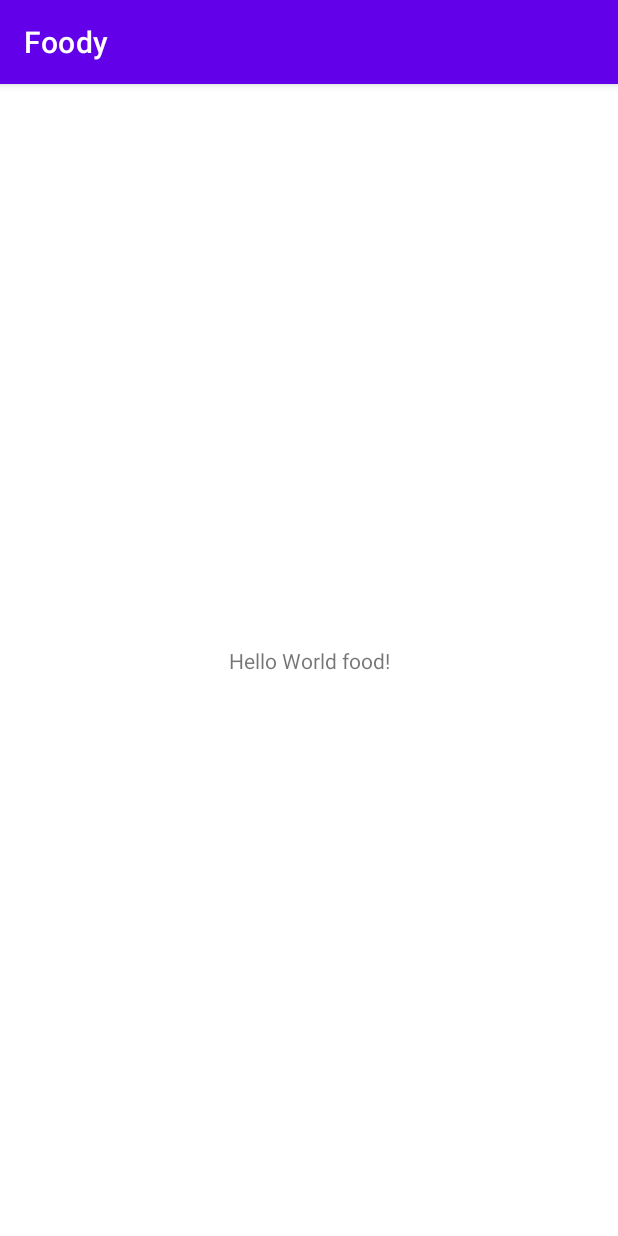
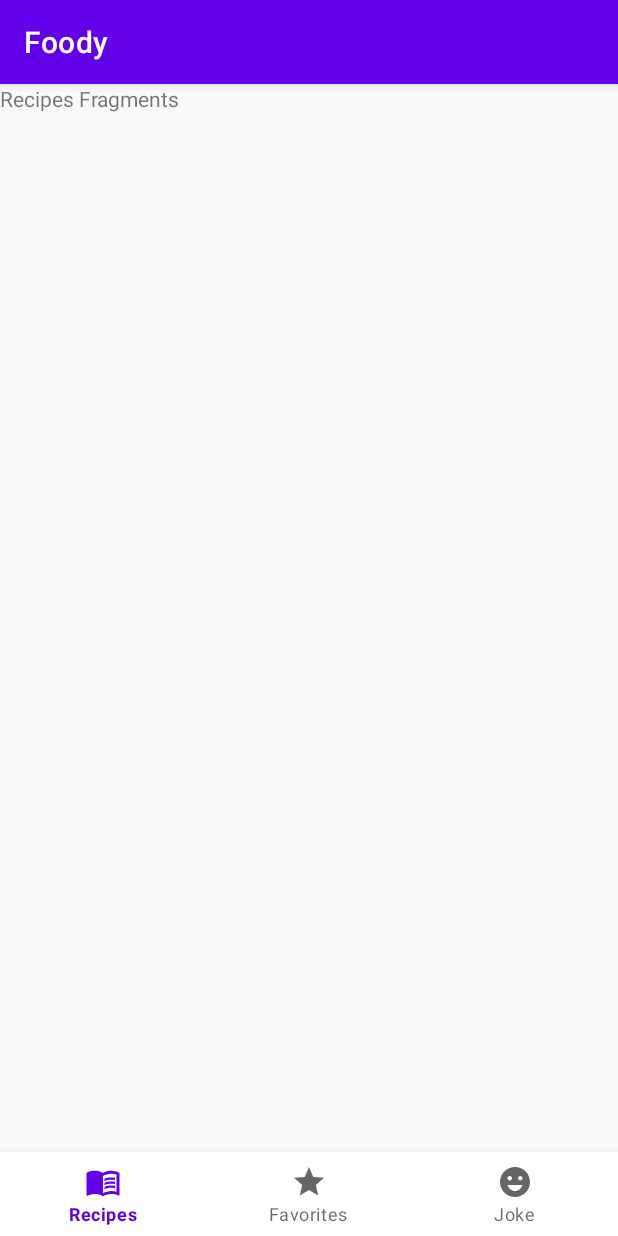
Before and after one commit to MaikolSoro/Foody, an Android app: the screen it shows after launch (MainActivity), on a phone screen of 412 x 824 dp. Run offline under Robolectric (Android 15) with nearby library versions, the phone set to English and light mode, and no system bars.

Commit message:
Navigation Component Setup

```diff
--- a/app/build.gradle
+++ b/app/build.gradle
@@ -43,6 +43,7 @@ dependencies {
     implementation 'androidx.core:core-ktx:1.3.2'
     implementation 'androidx.appcompat:appcompat:1.2.0'
     implementation 'androidx.constraintlayout:constraintlayout:2.0.2'
+    implementation 'androidx.legacy:legacy-support-v4:1.0.0'
     testImplementation 'junit:junit:4.13'
     androidTestImplementation 'androidx.test.ext:junit:1.1.2'
     androidTestImplementation 'androidx.test.espresso:espresso-core:3.3.0'
--- /dev/null
+++ b/app/src/main/java/com/michael/foody/FavoriteRecipesFragment.kt
@@ -0,0 +1,21 @@
+package com.michael.foody
+
+import android.os.Bundle
+import androidx.fragment.app.Fragment
+import android.view.LayoutInflater
+import android.view.View
+import android.view.ViewGroup
+
+
+class FavoriteRecipesFragment : Fragment() {
+
+
+    override fun onCreateView(
+        inflater: LayoutInflater, container: ViewGroup?,
+        savedInstanceState: Bundle?
+    ): View? {
+        // Inflate the layout for this fragment
+        return inflater.inflate(R.layout.fragment_favorite_recipes, container, false)
+    }
+
+}
--- /dev/null
+++ b/app/src/main/java/com/michael/foody/FoodJokeFragment.kt
@@ -0,0 +1,22 @@
+package com.michael.foody
+
+import android.os.Bundle
+import androidx.fragment.app.Fragment
+import android.view.LayoutInflater
+import android.view.View
+import android.view.ViewGroup
+
+
+
+class FoodJokeFragment : Fragment() {
+
+
+    override fun onCreateView(
+        inflater: LayoutInflater, container: ViewGroup?,
+        savedInstanceState: Bundle?
+    ): View? {
+        // Inflate the layout for this fragment
+        return inflater.inflate(R.layout.fragment_food_joke, container, false)
+    }
+
+}
--- a/app/src/main/java/com/michael/foody/MainActivity.kt
+++ b/app/src/main/java/com/michael/foody/MainActivity.kt
@@ -7,5 +7,6 @@ class MainActivity : AppCompatActivity() {
     override fun onCreate(savedInstanceState: Bundle?) {
         super.onCreate(savedInstanceState)
         setContentView(R.layout.activity_main)
+
     }
 }
--- /dev/null
+++ b/app/src/main/java/com/michael/foody/RecipesFragment.kt
@@ -0,0 +1,21 @@
+package com.michael.foody
+
+import android.os.Bundle
+import androidx.fragment.app.Fragment
+import android.view.LayoutInflater
+import android.view.View
+import android.view.ViewGroup
+
+
+
+class RecipesFragment : Fragment() {
+
+    override fun onCreateView(
+        inflater: LayoutInflater, container: ViewGroup?,
+        savedInstanceState: Bundle?
+    ): View? {
+        // Inflate the layout for this fragment
+        return inflater.inflate(R.layout.fragment_recipes, container, false)
+    }
+
+}
--- /dev/null
+++ b/app/src/main/res/drawable/ic_food_joke.xml
@@ -0,0 +1,10 @@
+<vector xmlns:android="http://schemas.android.com/apk/res/android"
+    android:width="24dp"
+    android:height="24dp"
+    android:viewportWidth="24"
+    android:viewportHeight="24"
+    android:tint="?attr/colorControlNormal">
+  <path
+      android:fillColor="@android:color/white"
+      android:pathData="M11.99,2C6.47,2 2,6.48 2,12c0,5.52 4.47,10 9.99,10C17.52,22 22,17.52 22,12C22,6.48 17.52,2 11.99,2zM8.5,8C9.33,8 10,8.67 10,9.5S9.33,11 8.5,11S7,10.33 7,9.5S7.67,8 8.5,8zM12,18c-2.28,0 -4.22,-1.66 -5,-4h10C16.22,16.34 14.28,18 12,18zM15.5,11c-0.83,0 -1.5,-0.67 -1.5,-1.5S14.67,8 15.5,8S17,8.67 17,9.5S16.33,11 15.5,11z"/>
+</vector>
--- /dev/null
+++ b/app/src/main/res/drawable/ic_menu_book.xml
@@ -0,0 +1,19 @@
+<vector xmlns:android="http://schemas.android.com/apk/res/android"
+    android:width="24dp"
+    android:height="24dp"
+    android:viewportWidth="24"
+    android:viewportHeight="24"
+    android:tint="?attr/colorControlNormal">
+  <path
+      android:fillColor="@android:color/white"
+      android:pathData="M21,5c-1.11,-0.35 -2.33,-0.5 -3.5,-0.5c-1.95,0 -4.05,0.4 -5.5,1.5c-1.45,-1.1 -3.55,-1.5 -5.5,-1.5S2.45,4.9 1,6v14.65c0,0.25 0.25,0.5 0.5,0.5c0.1,0 0.15,-0.05 0.25,-0.05C3.1,20.45 5.05,20 6.5,20c1.95,0 4.05,0.4 5.5,1.5c1.35,-0.85 3.8,-1.5 5.5,-1.5c1.65,0 3.35,0.3 4.75,1.05c0.1,0.05 0.15,0.05 0.25,0.05c0.25,0 0.5,-0.25 0.5,-0.5V6C22.4,5.55 21.75,5.25 21,5zM21,18.5c-1.1,-0.35 -2.3,-0.5 -3.5,-0.5c-1.7,0 -4.15,0.65 -5.5,1.5V8c1.35,-0.85 3.8,-1.5 5.5,-1.5c1.2,0 2.4,0.15 3.5,0.5V18.5z"/>
+  <path
+      android:fillColor="@android:color/white"
+      android:pathData="M17.5,10.5c0.88,0 1.73,0.09 2.5,0.26V9.24C19.21,9.09 18.36,9 17.5,9c-1.7,0 -3.24,0.29 -4.5,0.83v1.66C14.13,10.85 15.7,10.5 17.5,10.5z"/>
+  <path
+      android:fillColor="@android:color/white"
+      android:pathData="M13,12.49v1.66c1.13,-0.64 2.7,-0.99 4.5,-0.99c0.88,0 1.73,0.09 2.5,0.26V11.9c-0.79,-0.15 -1.64,-0.24 -2.5,-0.24C15.8,11.66 14.26,11.96 13,12.49z"/>
+  <path
+      android:fillColor="@android:color/white"
+      android:pathData="M17.5,14.33c-1.7,0 -3.24,0.29 -4.5,0.83v1.66c1.13,-0.64 2.7,-0.99 4.5,-0.99c0.88,0 1.73,0.09 2.5,0.26v-1.52C19.21,14.41 18.36,14.33 17.5,14.33z"/>
+</vector>
--- /dev/null
+++ b/app/src/main/res/drawable/ic_star.xml
@@ -0,0 +1,10 @@
+<vector xmlns:android="http://schemas.android.com/apk/res/android"
+    android:width="24dp"
+    android:height="24dp"
+    android:viewportWidth="24"
+    android:viewportHeight="24"
+    android:tint="?attr/colorControlNormal">
+  <path
+      android:fillColor="@android:color/white"
+      android:pathData="M12,17.27L18.18,21l-1.64,-7.03L22,9.24l-7.19,-0.61L12,2 9.19,8.63 2,9.24l5.46,4.73L5.82,21z"/>
+</vector>
--- a/app/src/main/res/layout/activity_main.xml
+++ b/app/src/main/res/layout/activity_main.xml
@@ -4,15 +4,29 @@
     xmlns:tools="http://schemas.android.com/tools"
     android:layout_width="match_parent"
     android:layout_height="match_parent"
+    android:background="@color/lightGray"
     tools:context=".MainActivity">
 
-    <TextView
-        android:layout_width="wrap_content"
+    <fragment
+        android:id="@+id/navHostFragment"
+        android:name="androidx.navigation.fragment.NavHostFragment"
+        android:layout_width="0dp"
+        android:layout_height="0dp"
+        app:defaultNavHost="true"
+        app:layout_constraintBottom_toTopOf="@+id/bottomNavigationView"
+        app:layout_constraintEnd_toEndOf="parent"
+        app:layout_constraintStart_toStartOf="parent"
+        app:layout_constraintTop_toTopOf="parent"
+        app:navGraph="@navigation/my_nav" />
+
+    <com.google.android.material.bottomnavigation.BottomNavigationView
+        android:id="@+id/bottomNavigationView"
+        android:layout_width="0dp"
         android:layout_height="wrap_content"
-        android:text="Hello World food!"
         app:layout_constraintBottom_toBottomOf="parent"
-        app:layout_constraintLeft_toLeftOf="parent"
-        app:layout_constraintRight_toRightOf="parent"
-        app:layout_constraintTop_toTopOf="parent" />
+        app:layout_constraintEnd_toEndOf="parent"
+        app:layout_constraintHorizontal_bias="0.5"
+        app:layout_constraintStart_toStartOf="parent"
+        app:menu="@menu/bottom_nav_menu"/>
 
 </androidx.constraintlayout.widget.ConstraintLayout>
--- /dev/null
+++ b/app/src/main/res/layout/fragment_favorite_recipes.xml
@@ -0,0 +1,15 @@
+<?xml version="1.0" encoding="utf-8"?>
+<androidx.constraintlayout.widget.ConstraintLayout xmlns:android="http://schemas.android.com/apk/res/android"
+    xmlns:tools="http://schemas.android.com/tools"
+    android:layout_width="match_parent"
+    android:layout_height="match_parent"
+    android:background="@color/lightGray"
+    tools:context=".FavoriteRecipesFragment">
+
+    <!-- TODO: Update blank fragment layout -->
+    <TextView
+        android:layout_width="match_parent"
+        android:layout_height="match_parent"
+        android:text="@string/hello_blank_fragment" />
+
+</androidx.constraintlayout.widget.ConstraintLayout>
--- /dev/null
+++ b/app/src/main/res/layout/fragment_food_joke.xml
@@ -0,0 +1,15 @@
+<?xml version="1.0" encoding="utf-8"?>
+<androidx.constraintlayout.widget.ConstraintLayout xmlns:android="http://schemas.android.com/apk/res/android"
+    xmlns:tools="http://schemas.android.com/tools"
+    android:layout_width="match_parent"
+    android:layout_height="match_parent"
+    android:background="@color/lightGray"
+    tools:context=".FoodJokeFragment">
+
+    <!-- TODO: Update blank fragment layout -->
+    <TextView
+        android:layout_width="match_parent"
+        android:layout_height="match_parent"
+        android:text="@string/hello_blank_fragment" />
+
+</androidx.constraintlayout.widget.ConstraintLayout>
--- /dev/null
+++ b/app/src/main/res/layout/fragment_recipes.xml
@@ -0,0 +1,15 @@
+<?xml version="1.0" encoding="utf-8"?>
+<androidx.constraintlayout.widget.ConstraintLayout xmlns:android="http://schemas.android.com/apk/res/android"
+    xmlns:tools="http://schemas.android.com/tools"
+    android:layout_width="match_parent"
+    android:layout_height="match_parent"
+    android:background="@color/lightGray"
+    tools:context=".RecipesFragment">
+
+    <!-- TODO: Update blank fragment layout -->
+    <TextView
+        android:layout_width="match_parent"
+        android:layout_height="match_parent"
+        android:text="Recipes Fragments" />
+
+</androidx.constraintlayout.widget.ConstraintLayout>
--- /dev/null
+++ b/app/src/main/res/menu/bottom_nav_menu.xml
@@ -0,0 +1,16 @@
+<?xml version="1.0" encoding="utf-8"?>
+<menu xmlns:android="http://schemas.android.com/apk/res/android">
+
+    <item android:id="@+id/recipesFragment"
+        android:title="@string/recipes_fragment"
+        android:icon="@drawable/ic_menu_book" />
+
+    <item android:id="@+id/favoriteRecipesFragment"
+        android:title="@string/favorite_recipes_fragment"
+        android:icon="@drawable/ic_star" />
+
+    <item android:id="@+id/foodJokeFragment"
+        android:title="@string/food_joke"
+        android:icon="@drawable/ic_food_joke" />
+
+</menu>
--- /dev/null
+++ b/app/src/main/res/navigation/my_nav.xml
@@ -0,0 +1,23 @@
+<?xml version="1.0" encoding="utf-8"?>
+<navigation xmlns:android="http://schemas.android.com/apk/res/android"
+    xmlns:app="http://schemas.android.com/apk/res-auto"
+    xmlns:tools="http://schemas.android.com/tools"
+    android:id="@+id/my_nav"
+    app:startDestination="@id/recipesFragment">
+
+    <fragment
+        android:id="@+id/recipesFragment"
+        android:name="com.michael.foody.RecipesFragment"
+        android:label="Recipes"
+        tools:layout="@layout/fragment_recipes" />
+    <fragment
+        android:id="@+id/favoriteRecipesFragment"
+        android:name="com.michael.foody.FavoriteRecipesFragment"
+        android:label="Favorites"
+        tools:layout="@layout/fragment_favorite_recipes" />
+    <fragment
+        android:id="@+id/foodJokeFragment"
+        android:name="com.michael.foody.FoodJokeFragment"
+        android:label="Food Joke"
+        tools:layout="@layout/fragment_food_joke" />
+</navigation>
--- a/app/src/main/res/values/strings.xml
+++ b/app/src/main/res/values/strings.xml
@@ -1,3 +1,7 @@
 <resources>
     <string name="app_name">Foody</string>
+    <string name="hello_blank_fragment">Hello blank fragment</string>
+    <string name="recipes_fragment">Recipes</string>
+    <string name="favorite_recipes_fragment">Favorites</string>
+    <string name="food_joke">Joke</string>
 </resources>
```
